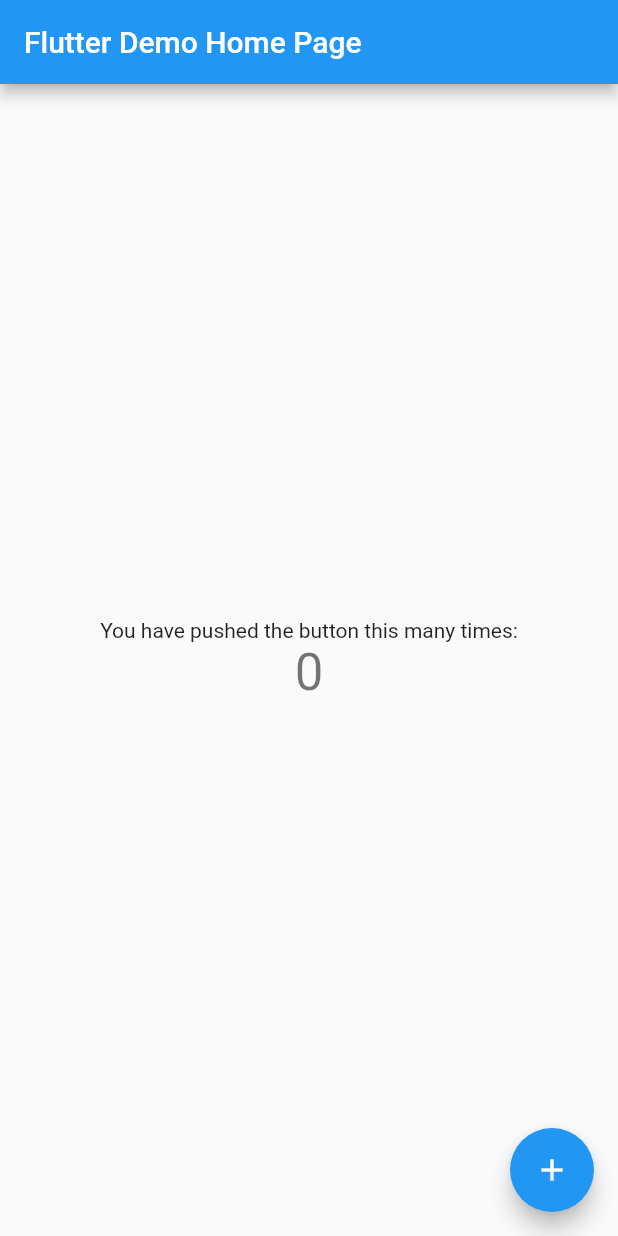
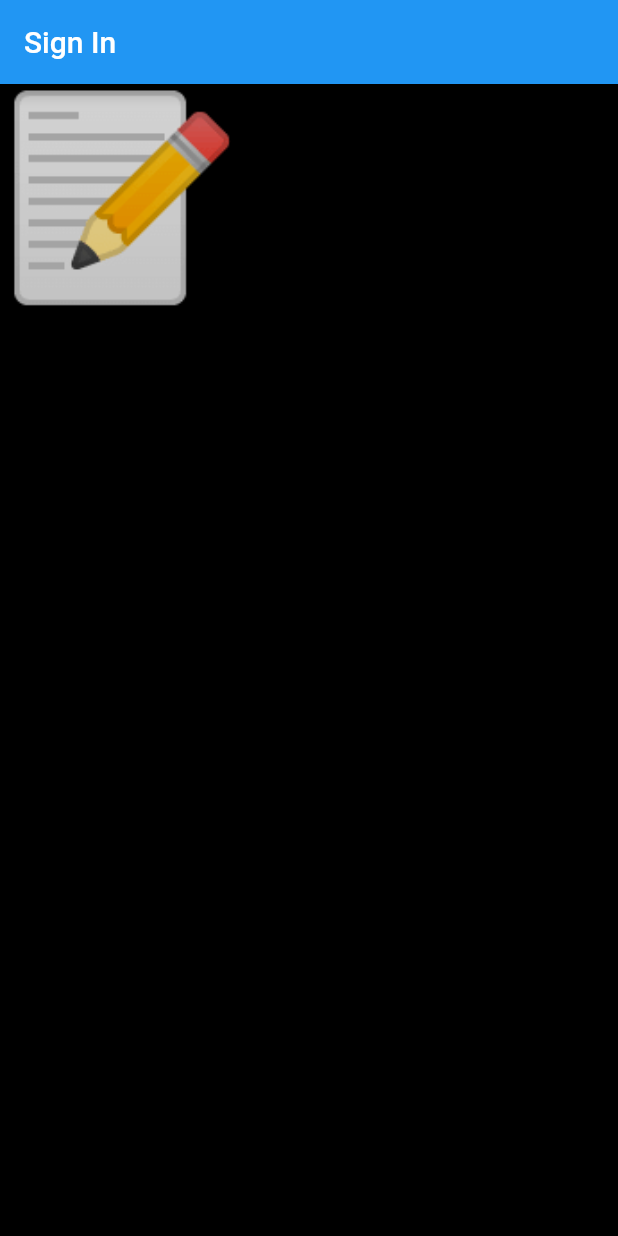
Before and after one commit to akshatshah/resocoder_ddd_course, a Flutter app: the screen it shows after launch, on a phone screen of 412 x 824 dp. Run offline on Flutter 3.47's test engine with Material 2 defaults, Android fonts, the phone set to English and light mode, and no system bars; our stand-ins replace bloc, dartz, firebase_auth, firebase_core, flutter_bloc, freezed_annotation and 3 more; accounts and stored records are empty.

```diff
--- a/lib/domain/core/value_validators.dart
+++ b/lib/domain/core/value_validators.dart
@@ -7,7 +7,7 @@ Either<ValueFailure<String>, String> validateEmailAddress(String input) {
   if (RegExp(emailRegex).hasMatch(input)) {
     return right(input);
   } else {
-    throw left(ValueFailure.invalidEmail(failedValue: input));
+    return left(ValueFailure.invalidEmail(failedValue: input));
   }
 }
 
@@ -15,6 +15,6 @@ Either<ValueFailure<String>, String> validatePassword(String input) {
   if (input.length >= 6) {
     return right(input);
   } else {
-    throw left(ValueFailure.shortPassword(failedValue: input));
+    return left(ValueFailure.shortPassword(failedValue: input));
   }
 }
--- a/lib/main.dart
+++ b/lib/main.dart
@@ -1,118 +1,12 @@
+import 'package:firebase_core/firebase_core.dart';
 import 'package:flutter/material.dart';
 import 'package:injectable/injectable.dart';
 import 'package:resocoder_ddd_course/injection.dart';
+import 'package:resocoder_ddd_course/presentation/core/app.dart';
 
-void main() {
+void main() async {
+  WidgetsFlutterBinding.ensureInitialized();
+  await Firebase.initializeApp();
   configureInjection(Environment.prod);
-  runApp(const MyApp());
+  runApp(const AppWidget());
 }
-
-class MyApp extends StatelessWidget {
-  const MyApp({Key? key}) : super(key: key);
-
-  // This widget is the root of your application.
-  @override
-  Widget build(BuildContext context) {
-    return MaterialApp(
-      title: 'Flutter Demo',
-      theme: ThemeData(
-        // This is the theme of your application.
-        //
-        // Try running your application with "flutter run". You'll see the
-        // application has a blue toolbar. Then, without quitting the app, try
-        // changing the primarySwatch below to Colors.green and then invoke
-        // "hot reload" (press "r" in the console where you ran "flutter run",
-        // or simply save your changes to "hot reload" in a Flutter IDE).
-        // Notice that the counter didn't reset back to zero; the application
-        // is not restarted.
-        primarySwatch: Colors.blue,
-      ),
-      home: const MyHomePage(title: 'Flutter Demo Home Page'),
-    );
-  }
-}
-
-class MyHomePage extends StatefulWidget {
-  const MyHomePage({Key? key, required this.title}) : super(key: key);
-
-  // This widget is the home page of your application. It is stateful, meaning
-  // that it has a State object (defined below) that contains fields that affect
-  // how it looks.
-
-  // This class is the configuration for the state. It holds the values (in this
-  // case the title) provided by the parent (in this case the App widget) and
-  // used by the build method of the State. Fields in a Widget subclass are
-  // always marked "final".
-
-  final String title;
-
-  @override
-  State<MyHomePage> createState() => _MyHomePageState();
-}
-
-class _MyHomePageState extends State<MyHomePage> {
-  int _counter = 0;
-
-  void _incrementCounter() {
-    setState(() {
-      // This call to setState tells the Flutter framework that something has
-      // changed in this State, which causes it to rerun the build method below
-      // so that the display can reflect the updated values. If we changed
-      // _counter without calling setState(), then the build method would not be
-      // called again, and so nothing would appear to happen.
-      _counter++;
-    });
-  }
-
-  @override
-  Widget build(BuildContext context) {
-    // This method is rerun every time setState is called, for instance as done
-    // by the _incrementCounter method above.
-    //
-    // The Flutter framework has been optimized to make rerunning build methods
-    // fast, so that you can just rebuild anything that needs updating rather
-    // than having to individually change instances of widgets.
-    return Scaffold(
-      appBar: AppBar(
-        // Here we take the value from the MyHomePage object that was created by
-        // the App.build method, and use it to set our appbar title.
-        title: Text(widget.title),
-      ),
-      body: Center(
-        // Center is a layout widget. It takes a single child and positions it
-        // in the middle of the parent.
-        child: Column(
-          // Column is also a layout widget. It takes a list of children and
-          // arranges them vertically. By default, it sizes itself to fit its
-          // children horizontally, and tries to be as tall as its parent.
-          //
-          // Invoke "debug painting" (press "p" in the console, choose the
-          // "Toggle Debug Paint" action from the Flutter Inspector in Android
-          // Studio, or the "Toggle Debug Paint" command in Visual Studio Code)
-          // to see the wireframe for each widget.
-          //
-          // Column has various properties to control how it sizes itself and
-          // how it positions its children. Here we use mainAxisAlignment to
-          // center the children vertically; the main axis here is the vertical
-          // axis because Columns are vertical (the cross axis would be
-          // horizontal).
-          mainAxisAlignment: MainAxisAlignment.center,
-          children: <Widget>[
-            const Text(
-              'You have pushed the button this many times:',
-            ),
-            Text(
-              '$_counter',
-              style: Theme.of(context).textTheme.headline4,
-            ),
-          ],
-        ),
-      ),
-      floatingActionButton: FloatingActionButton(
-        onPressed: _incrementCounter,
-        tooltip: 'Increment',
-        child: const Icon(Icons.add),
-      ), // This trailing comma makes auto-formatting nicer for build methods.
-    );
-  }
-}
--- /dev/null
+++ b/lib/presentation/core/app.dart
@@ -0,0 +1,13 @@
+import 'package:flutter/material.dart';
+import 'package:resocoder_ddd_course/presentation/sign_in/sign_in_page.dart';
+
+class AppWidget extends StatelessWidget {
+  const AppWidget({Key? key}) : super(key: key);
+  @override
+  Widget build(BuildContext context) {
+    return const MaterialApp(
+      title: 'Material App',
+      home: SignInPage(),
+    );
+  }
+}
--- /dev/null
+++ b/lib/presentation/sign_in/sign_in_page.dart
@@ -0,0 +1,25 @@
+import 'package:flutter/material.dart';
+import 'package:flutter_bloc/flutter_bloc.dart';
+import 'package:resocoder_ddd_course/application/auth/sign_in_form_bloc.dart';
+import 'package:resocoder_ddd_course/injection.dart';
+import 'package:resocoder_ddd_course/presentation/sign_in/widgets/sign_in_form.dart';
+
+class SignInPage extends StatelessWidget {
+  const SignInPage({Key? key}) : super(key: key);
+
+  @override
+  Widget build(BuildContext context) {
+    return Scaffold(
+      appBar: AppBar(
+        title: const Text('Sign In'),
+      ),
+      body: Container(
+        color: Colors.black,
+        child: BlocProvider(
+          create: (context) => getIt<SignInFormBloc>(),
+          child: const SignInForm(),
+        ),
+      ),
+    );
+  }
+}
--- /dev/null
+++ b/lib/presentation/sign_in/widgets/sign_in_form.dart
@@ -0,0 +1,25 @@
+import 'package:flutter/material.dart';
+import 'package:flutter_bloc/flutter_bloc.dart';
+import 'package:resocoder_ddd_course/application/auth/sign_in_form_bloc.dart';
+
+class SignInForm extends StatelessWidget {
+  const SignInForm({Key? key}) : super(key: key);
+
+  @override
+  Widget build(BuildContext context) {
+    return BlocConsumer<SignInFormBloc, SignInFormState>(
+        builder: (context, state) {
+          return Form(
+            child: ListView(
+              children: const [
+                Text(
+                  '📝',
+                  style: TextStyle(fontSize: 130),
+                )
+              ],
+            ),
+          );
+        },
+        listener: (context, state) {});
+  }
+}
```
Also changed, not shown: 1 other file.
